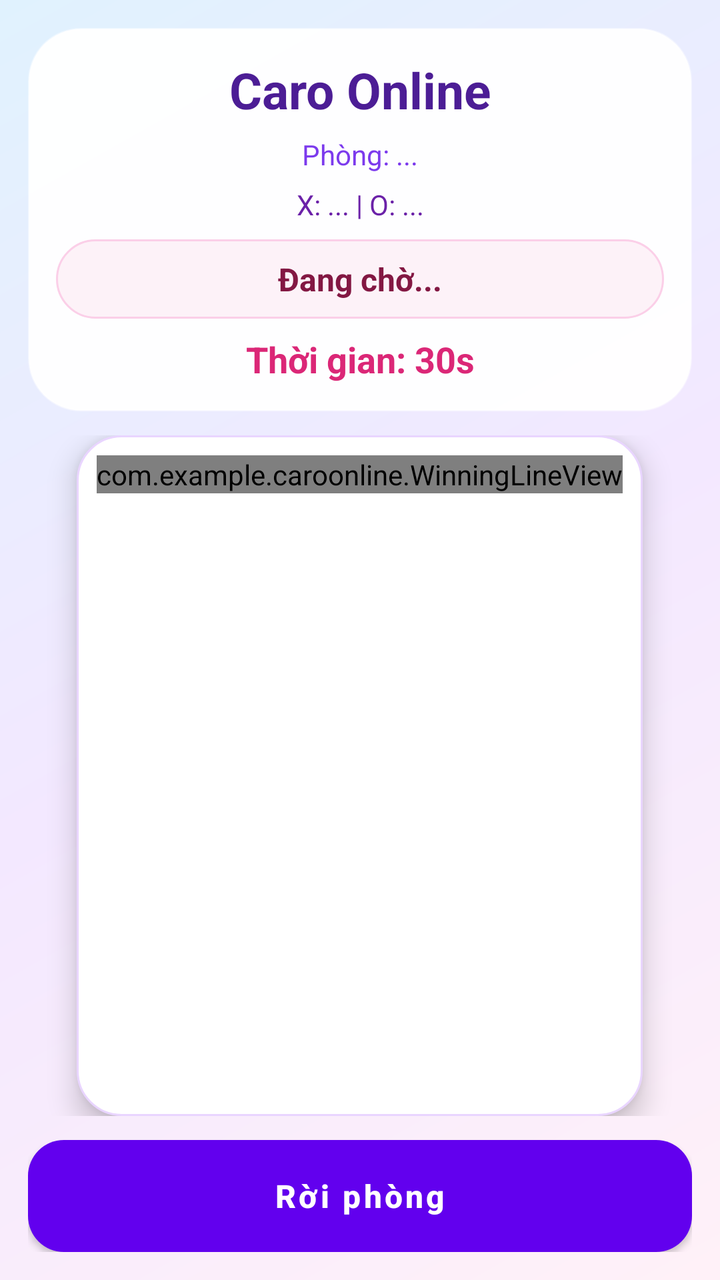
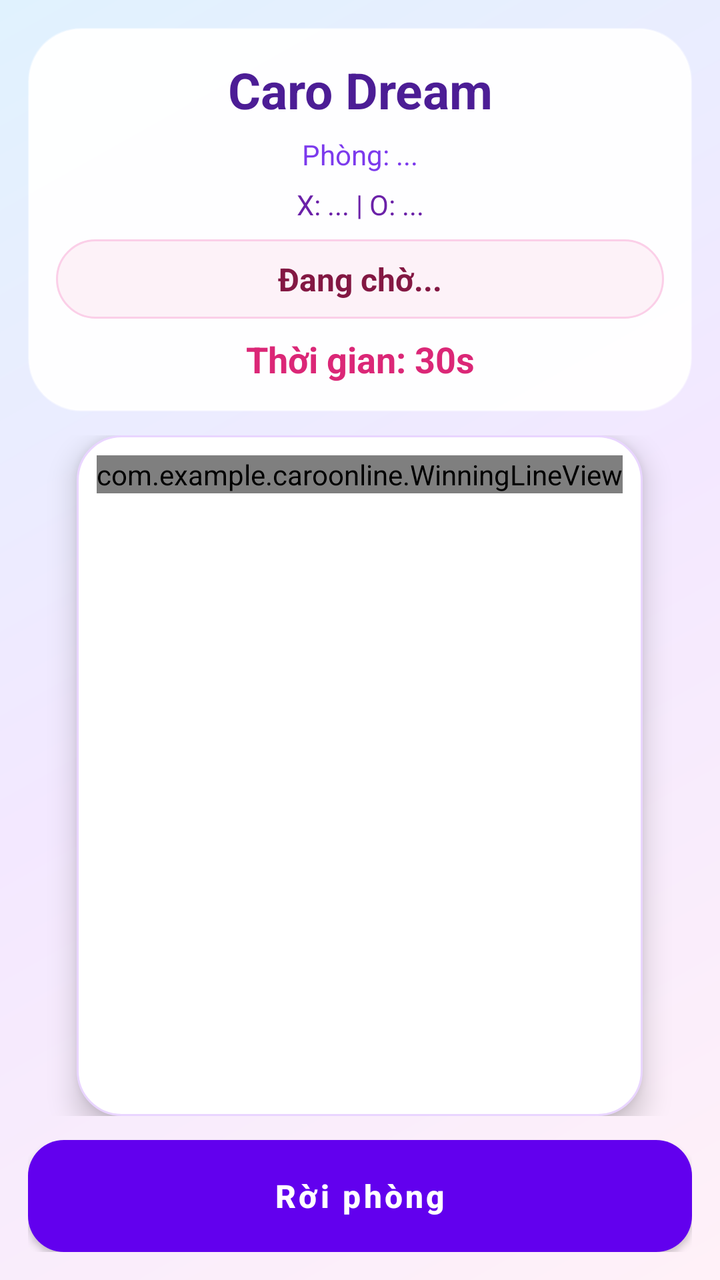

An Android layout rendered at two revisions. The XML below is the earlier revision; the diff shows what the commit changed to produce the second picture.
<!-- AndroidManifest.xml: application theme Theme.CaroOnline -->
<!-- res/layout/activity_online_game.xml -->
<?xml version="1.0" encoding="utf-8"?>
<LinearLayout xmlns:android="http://schemas.android.com/apk/res/android"
    android:layout_width="match_parent"
    android:layout_height="match_parent"
    android:background="@drawable/bg_app_gradient"
    android:orientation="vertical"
    android:padding="14dp">

    <LinearLayout
        android:layout_width="match_parent"
        android:layout_height="wrap_content"
        android:background="@drawable/bg_card_glass"
        android:elevation="8dp"
        android:orientation="vertical"
        android:padding="14dp">

        <TextView
            android:id="@+id/tvOnlineTitle"
            android:layout_width="match_parent"
            android:layout_height="wrap_content"
            android:gravity="center"
            android:text="Caro Online"
            android:textColor="#4C1D95"
            android:textSize="25sp"
            android:textStyle="bold" />

        <TextView
            android:id="@+id/tvRoomInfo"
            android:layout_width="match_parent"
            android:layout_height="wrap_content"
            android:layout_marginTop="6dp"
            android:gravity="center"
            android:text="Phòng: ..."
            android:textColor="#7C3AED"
            android:textSize="14sp" />

        <TextView
            android:id="@+id/tvPlayers"
            android:layout_width="match_parent"
            android:layout_height="wrap_content"
            android:layout_marginTop="6dp"
            android:gravity="center"
            android:text="X: ... | O: ..."
            android:textColor="#6B21A8"
            android:textSize="14sp" />

        <TextView
            android:id="@+id/tvTurn"
            android:layout_width="match_parent"
            android:layout_height="wrap_content"
            android:layout_marginTop="8dp"
            android:background="@drawable/bg_stat_pill"
            android:gravity="center"
            android:padding="9dp"
            android:text="Đang chờ..."
            android:textColor="#831843"
            android:textSize="16sp"
            android:textStyle="bold" />

        <TextView
            android:id="@+id/tvTimer"
            android:layout_width="match_parent"
            android:layout_height="wrap_content"
            android:layout_marginTop="8dp"
            android:gravity="center"
            android:text="Thời gian: 30s"
            android:textColor="#DB2777"
            android:textSize="18sp"
            android:textStyle="bold" />
    </LinearLayout>

    <HorizontalScrollView
        android:layout_width="match_parent"
        android:layout_height="0dp"
        android:layout_marginTop="12dp"
        android:layout_weight="1"
        android:fillViewport="true">

        <ScrollView
            android:layout_width="wrap_content"
            android:layout_height="match_parent"
            android:fillViewport="true">

            <FrameLayout
                android:id="@+id/boardContainer"
                android:layout_width="wrap_content"
                android:layout_height="wrap_content"
                android:layout_gravity="center"
                android:background="@drawable/bg_board_panel"
                android:elevation="8dp">

                <GridLayout
                    android:id="@+id/gridBoard"
                    android:layout_width="wrap_content"
                    android:layout_height="wrap_content" />

                <com.example.caroonline.WinningLineView
                    android:id="@+id/winningLineView"
                    android:layout_width="wrap_content"
                    android:layout_height="wrap_content"
                    android:clickable="false"
                    android:focusable="false" />
            </FrameLayout>
        </ScrollView>
    </HorizontalScrollView>

    <Button
        android:id="@+id/btnLeaveRoom"
        android:layout_width="match_parent"
        android:layout_height="56dp"
        android:layout_marginTop="12dp"
        android:background="@drawable/bg_button_danger"
        android:elevation="6dp"
        android:text="Rời phòng"
        android:textAllCaps="false"
        android:textColor="@color/button_text_white"
        android:textSize="16sp"
        android:textStyle="bold" />
</LinearLayout>
<!-- resources referenced by this layout -->
<resources>
  <!-- drawable bg_app_gradient (drawable) -->
  <?xml version="1.0" encoding="utf-8"?>
  <shape xmlns:android="http://schemas.android.com/apk/res/android">
      <gradient
          android:startColor="#FFF1F8"
          android:centerColor="#F3E8FF"
          android:endColor="#E0F2FE"
          android:angle="135" />
  </shape>
  <!-- drawable bg_board_panel (drawable) -->
  <?xml version="1.0" encoding="utf-8"?>
  <shape xmlns:android="http://schemas.android.com/apk/res/android">
      <solid android:color="#FFFFFFFF" />
      <corners android:radius="22dp" />
      <stroke android:width="1dp" android:color="#E9D5FF" />
      <padding android:left="10dp" android:top="10dp" android:right="10dp" android:bottom="10dp" />
  </shape>
  <!-- drawable bg_button_danger (drawable) -->
  <?xml version="1.0" encoding="utf-8"?>
  <shape xmlns:android="http://schemas.android.com/apk/res/android">
      <corners android:radius="18dp" />
      <gradient android:startColor="#FB7185" android:endColor="#F97316" android:angle="0" />
  </shape>
  <!-- drawable bg_card_glass (drawable) -->
  <?xml version="1.0" encoding="utf-8"?>
  <shape xmlns:android="http://schemas.android.com/apk/res/android">
      <solid android:color="#F7FFFFFF" />
      <corners android:radius="26dp" />
      <stroke android:width="1dp" android:color="#70FFFFFF" />
      <padding android:left="18dp" android:top="18dp" android:right="18dp" android:bottom="18dp" />
  </shape>
  <!-- drawable bg_stat_pill (drawable) -->
  <?xml version="1.0" encoding="utf-8"?>
  <shape xmlns:android="http://schemas.android.com/apk/res/android">
      <solid android:color="#FDF2F8" />
      <corners android:radius="22dp" />
      <stroke android:width="1dp" android:color="#FBCFE8" />
  </shape>
  <style name="Theme.CaroOnline" parent="Theme.MaterialComponents.DayNight.NoActionBar">
          
          <item name="colorPrimary">@color/purple_500</item>
          <item name="colorPrimaryVariant">@color/purple_700</item>
          <item name="colorOnPrimary">@color/white</item>
          
          <item name="colorSecondary">@color/teal_200</item>
          <item name="colorSecondaryVariant">@color/teal_700</item>
          <item name="colorOnSecondary">@color/black</item>
          
          <item name="android:statusBarColor">?attr/colorPrimaryVariant</item>
          
      </style>
  <color name="purple_500">#FF6200EE</color>
  <color name="purple_700">#FF3700B3</color>
  <color name="white">#FFFFFFFF</color>
  <color name="teal_200">#FF03DAC5</color>
  <color name="teal_700">#FF018786</color>
  <color name="black">#FF000000</color>
</resources>

<!-- the commit's change to res/layout/activity_online_game.xml (unified diff, before → after) -->
@@ -19,7 +19,7 @@
             android:layout_width="match_parent"
             android:layout_height="wrap_content"
             android:gravity="center"
-            android:text="Caro Online"
+            android:text="Caro Dream"
             android:textColor="#4C1D95"
             android:textSize="25sp"
             android:textStyle="bold" />
